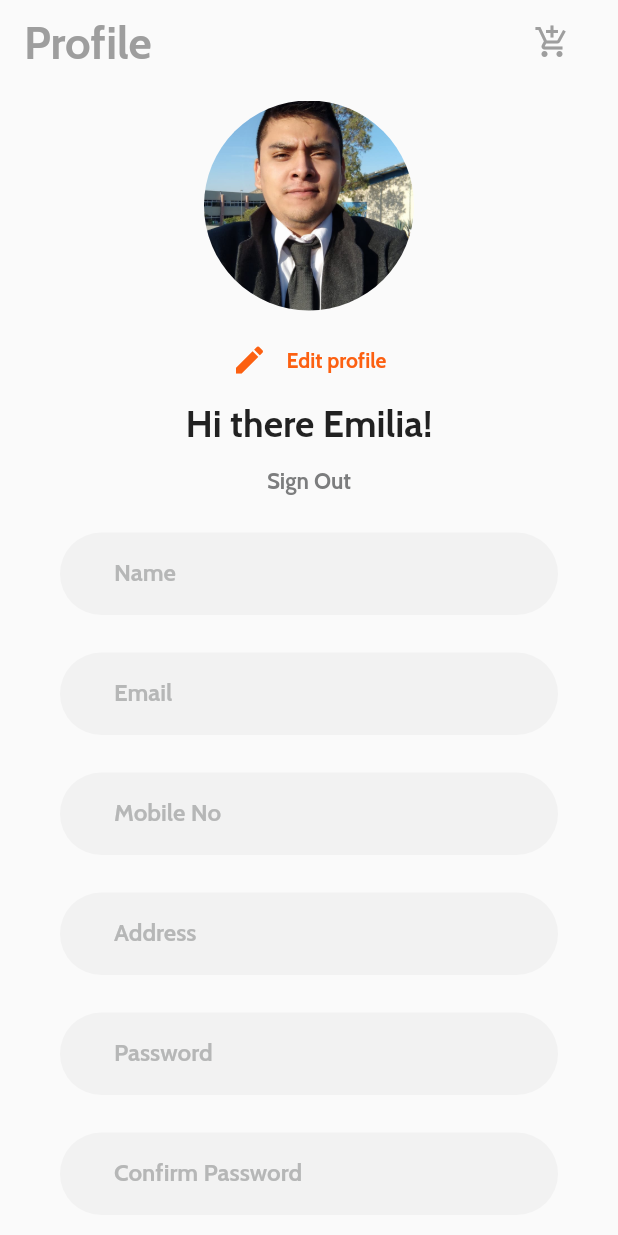
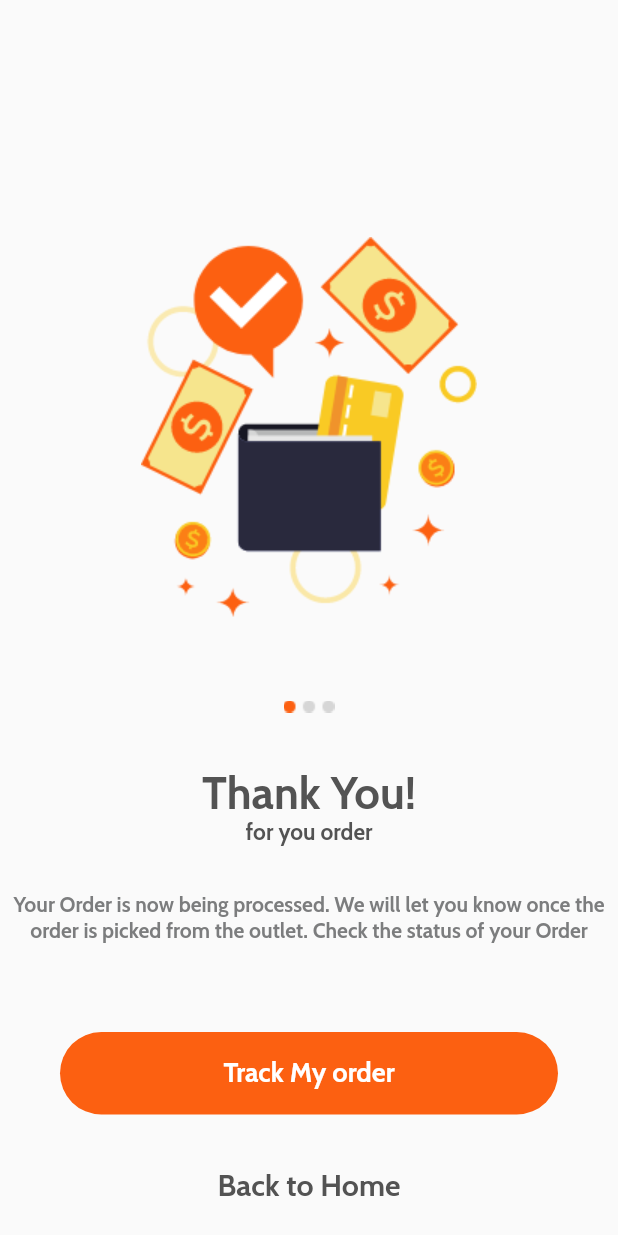
Before and after one commit to CATR27/AppMonkey5, a Flutter app: the screen it shows after launch, on a phone screen of 412 x 824 dp. Run offline on Flutter 3.47's test engine with Material 2 defaults, Android fonts, the phone set to English and light mode, and no system bars.

Commit message:
Ortega Camacho Javier Abraham

```diff
--- a/lib/main.dart
+++ b/lib/main.dart
@@ -5,7 +5,7 @@ void main() {
   runApp(MaterialApp(
       debugShowCheckedModeBanner: false,
       title: 'Monkey Delivery',
-      initialRoute: '/profile',
+      initialRoute: '/Thankyou',
       routes: routes,
       theme: ThemeData(
           primaryColor: const Color.fromRGBO(252, 96, 17, 1.0),
--- /dev/null
+++ b/lib/src/pages/Thankyou.dart
@@ -0,0 +1,124 @@
+import 'package:flutter/material.dart';
+class Thankyou extends StatelessWidget{
+  const Thankyou({Key? key}): super(key: key);
+
+  @override
+  Widget build(BuildContext context) {
+    final double _height = MediaQuery.of(context).size.height;
+    return Scaffold(
+      body: Stack(
+        children: <Widget> [
+          Column(
+            children: <Widget>[
+
+              SizedBox(
+                height: _height * 1.0,
+                width: double.infinity,
+                child: Column(
+                  children: <Widget>[
+                    Container(
+                      margin: const EdgeInsets.only(top:139.0),
+                      child: Column(
+                        children: <Widget>[
+
+                          Stack(
+                            alignment: AlignmentDirectional.center,
+                            children: <Widget>[
+                              Image.asset(
+                                'lib/src/img/Billetera.png',
+                                width: 227.00,
+                                height: 293.00,
+                              ),
+                            ],
+                          ),
+                        ],
+                      ),
+                    ),
+
+                    Container(
+                      margin: const EdgeInsets.only(top:35.0),
+                      child: Column(
+                        children: <Widget>[
+                          Stack(
+                            alignment: AlignmentDirectional.center,
+                            children: <Widget>[
+
+                              Image.asset('lib/src/img/Slider_indicators1.png',
+                                width: 34.2,
+                                height: 8.0,)
+                            ],
+                          ),
+                        ],
+                      ),
+                    ),
+
+                    Container(
+                    margin: const EdgeInsets.only(top:35.0),
+                    child:Wrap(
+                      alignment: WrapAlignment.center,
+                      children: const<Widget>[
+                      Text('Thank You!',
+                        style: TextStyle(color: Color.fromARGB(255, 83, 83, 83),
+                        fontSize: 30.0),
+                        ),
+                    ],
+                  )
+                  ),
+                  Text('for you order',
+                        style: TextStyle(color: Color.fromARGB(255, 83, 83, 83),
+                        fontSize: 15.0),
+                        ),
+                  const SizedBox(height: 30.0,),
+                  Wrap(
+                    alignment: WrapAlignment.center,
+                    children: const<Widget>[
+                      Text('Your Order is now being processed. We will let you know once the order is picked from the outlet. Check the status of your Order',
+                      textAlign: TextAlign.center,
+                      style: TextStyle(color: Color.fromRGBO(124, 125, 126, 1.0)),
+                    )
+                  ],
+                  ),
+                  const SizedBox(height: 60.0,),
+
+                  Container(
+                    width: double.infinity,
+                    height: 55.0,
+                    margin: const EdgeInsets.only(left: 40.0, right:40.0 ),
+                    decoration: BoxDecoration(
+                      borderRadius: BorderRadius.circular(30),
+                      color: Theme.of(context).primaryColor
+                    ),
+                    child:const TextButton(
+                      onPressed: null,
+                      child: Text('Track My order',
+                        style: TextStyle(
+                           fontSize: 18,
+                            color: Colors.white,
+                         ),
+                      ),
+                    ),
+                  ),
+                  Container(
+                    margin: const EdgeInsets.only(top:35.0),
+                    child:Wrap(
+                      alignment: WrapAlignment.center,
+                      children: const<Widget>[
+                      Text('Back to Home',
+                        style: TextStyle(color: Color.fromARGB(255, 83, 83, 83),
+                        fontSize: 20.0),
+                        ),
+                    ],
+                  )
+                  ),
+
+                  ],
+                ),
+              )
+            ],
+          )
+        ],
+      ),
+    );
+  }
+
+}
--- a/lib/src/routes/routes.dart
+++ b/lib/src/routes/routes.dart
@@ -1,3 +1,4 @@
+import 'package:appmonkey/src/pages/Thankyou.dart';
 import 'package:flutter/material.dart';
 import 'package:appmonkey/src/pages/login_page.dart';
 import 'package:appmonkey/src/pages/log_page.dart';
@@ -19,27 +20,28 @@ import '../pages/verification_page.dart';
 
 final routes=<String, WidgetBuilder>{
   ////////Trejo Ramirez Carlos Adrian//////
-  '/': (BuildContext context)=> const HomePage(),
-  '/login': (BuildContext context) => const LoginPage(),
-  '/log': (BuildContext context) => const EnterPage(),
-  '/signup': (BuildContext context) => const SignuPage(),
+  /*1*/'/': (BuildContext context)=> const HomePage(),
+  /*2*/'/login': (BuildContext context) => const LoginPage(),
+  /*3*/'/log': (BuildContext context) => const EnterPage(),
+  /*4*/'/signup': (BuildContext context) => const SignuPage(),
 
-  '/latest': (BuildContext context) => const Latest_Offers(),
-  '/desert': (BuildContext context) => const Desserts(),
-  '/profile': (BuildContext context) => const Profile(),
 ////////////////////////////////////////////////////////////
 
 /////////Gutierrez Rabanales Edgardo //////////////////////
-  '/resetP': (BuildContext context) => const ResetPage(),
-  '/verif': (BuildContext context) => const VerificationPage(),
-  '/newpass': (BuildContext context) => const NewPassPage(),
+  /*5*/'/resetP': (BuildContext context) => const ResetPage(),
+  /*6*/'/verif': (BuildContext context) => const VerificationPage(),
+  /*7*/'/newpass': (BuildContext context) => const NewPassPage(),
 ///////////////////////////////////////////////////////////
 
 ///////////////Ortega Camacho Javier Abraham///////////////
-'/carrusel1': (BuildContext context) => const Carrusel1(),
-  '/carrusel2': (BuildContext context) => const Carrusel2(),
+  /*8*/'/carrusel1': (BuildContext context) => const Carrusel1(),
+  /*9*/'/carrusel2': (BuildContext context) => const Carrusel2(),
+  /*15*/'/latest': (BuildContext context) => const Latest_Offers(),
+  /*27*/'/Thankyou': (BuildContext context) => const Thankyou(),
 
   ///////////////Perez Mendez Jesus Arturo///////////////
-'/carrusel3': (BuildContext context) => const Carrusel3(),
+  /*10*/'/carrusel3': (BuildContext context) => const Carrusel3(),
+ /*13*/'/desert': (BuildContext context) => const Desserts(),
+ /*16*/'/profile': (BuildContext context) => const Profile(),
 /////////////////////////////////////////////////////////
 };
--- a/pubspec.yaml
+++ b/pubspec.yaml
@@ -80,6 +80,7 @@ flutter:
     - lib/src/img/Componente8.png
     - lib/src/img/Star.png
     - lib/src/img/user.jpeg
+    - lib/src/img/Billetera.png
   #   - images/a_dot_ham.jpeg
 
   # An image asset can refer to one or more resolution-specific "variants", see
```
Also changed, not shown: lib/src/img/Billetera.png (added).
